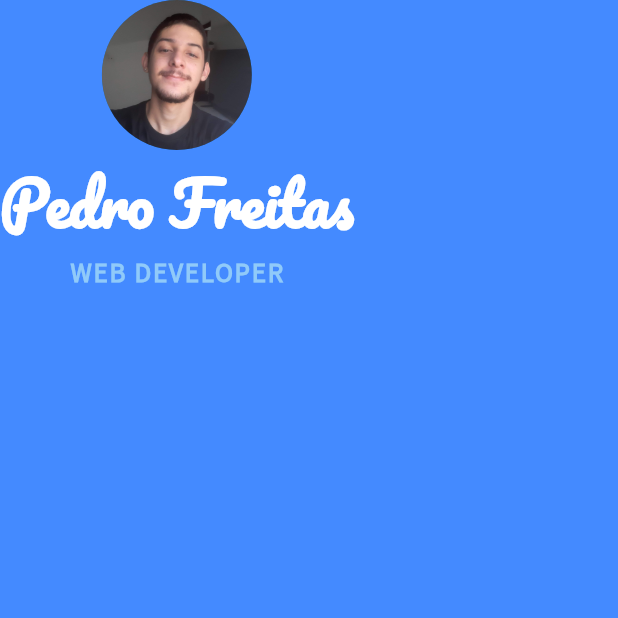
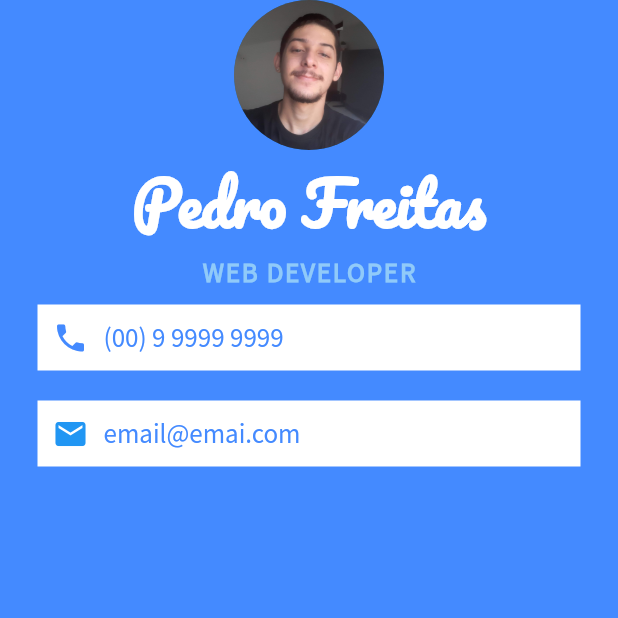
Before and after one commit to impedrof/mi_card, a Flutter app: the screen it shows after launch, on a phone screen of 412 x 824 dp, the top half of it. Run offline on Flutter 3.47's test engine with Material 2 defaults, Android fonts, the phone set to English and light mode, and no system bars.

Commit message:
Containers de contato e email.

```diff
--- a/lib/main.dart
+++ b/lib/main.dart
@@ -37,6 +37,54 @@ class MyApp extends StatelessWidget {
                   fontSize: 18.0,
                   letterSpacing: 1.2,
                 ),
+              ),
+              Container(
+                margin: EdgeInsets.symmetric(vertical: 10.0, horizontal: 25.0),
+                padding: EdgeInsets.all(10.0),
+                child: Row(
+                  children: [
+                    Icon(
+                      Icons.phone,
+                      color: Colors.blueAccent,
+                    ),
+                    SizedBox(
+                      width: 10.0,
+                    ),
+                    Text(
+                      '(00) 9 9999 9999',
+                      style: TextStyle(
+                        fontFamily: 'Source Sans Pro',
+                        fontSize: 18.0,
+                        color: Colors.blueAccent,
+                      ),
+                    )
+                  ],
+                ),
+                color: Colors.white,
+              ),
+              Container(
+                margin: EdgeInsets.symmetric(vertical: 10.0, horizontal: 25.0),
+                padding: EdgeInsets.all(10.0),
+                color: Colors.white,
+                child: Row(
+                  children: [
+                    Icon(
+                      Icons.email,
+                      color: Colors.blue,
+                    ),
+                    SizedBox(
+                      width: 10.0,
+                    ),
+                    Text(
+                      'email@emai.com',
+                      style: TextStyle(
+                        color: Colors.blueAccent,
+                        fontFamily: 'Source Sans Pro',
+                        fontSize: 18.0,
+                      ),
+                    ),
+                  ],
+                ),
               )
             ],
           ),
```
